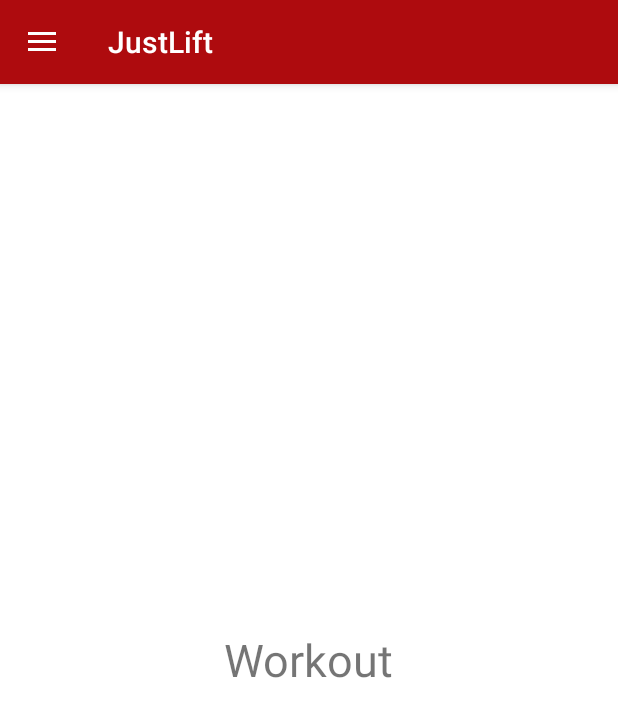
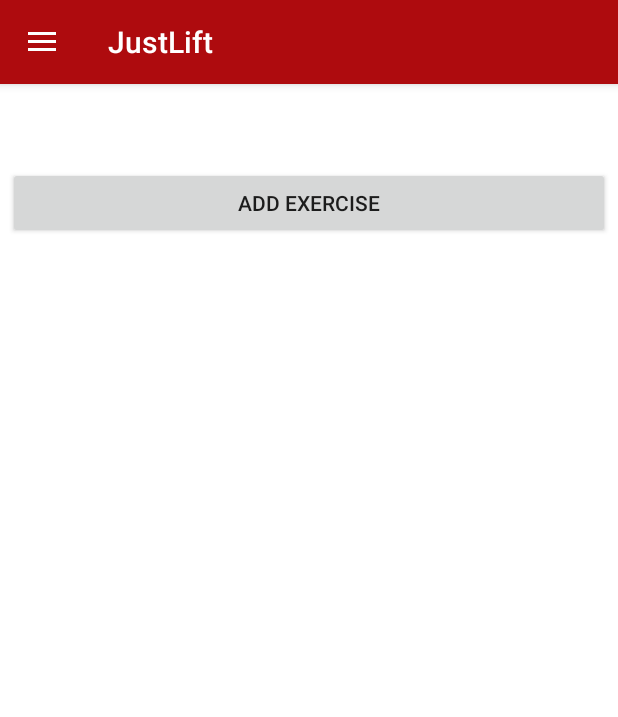
Before and after one commit to wellerr/JustLift, an Android app: the MainActivity screen opened directly, with no data from a screen before it, after a tap on "Workout", on a phone screen of 412 x 824 dp. Shown: the top 717 px of the screen. Run offline under Robolectric (Android 15) with nearby library versions, the phone set to English and light mode, and no system bars; 1 other tap on this screen came first.

Commit message:
Added Exercise List Functionality - Workout fragment now has an add exercise button and shows a table of the users defined exercises
next functionality will allow users to add weight lifted to these list items

```diff
--- a/app/src/main/AndroidManifest.xml
+++ b/app/src/main/AndroidManifest.xml
@@ -18,6 +18,7 @@
         </activity>
         <activity android:name=".MainActivity" />
         <activity android:name=".AddMeal"/>
+        <activity android:name=".AddExercise"/>
         <activity android:name=".ListActivity"></activity>
     </application>
 
--- a/app/src/main/java/com/weller/justlift/MainActivity.java
+++ b/app/src/main/java/com/weller/justlift/MainActivity.java
@@ -31,10 +31,8 @@ public class MainActivity extends AppCompatActivity implements NavigationView.On
                     new ProfileFragment()).commit();
             isFirst = false;
         }
-        getSharedPreferences("firstRun", MODE_PRIVATE).edit()
-                .putBoolean("isFirstRun", false).commit();
-
-
+    //    getSharedPreferences("firstRun", MODE_PRIVATE).edit()
+     //           .putBoolean("isFirstRun", false).commit();
         Toolbar toolbar = findViewById(R.id.toolbar);
         setSupportActionBar(toolbar);
 
@@ -47,10 +45,7 @@ public class MainActivity extends AppCompatActivity implements NavigationView.On
 
         drawer.addDrawerListener(toggle);
         toggle.syncState();
-
-        //myDB = new ProfileDB(this);//this isn't working yet, table isnt creating
         //oncreate will open homefragment
-
     }
 
     @Override
@@ -83,9 +78,7 @@ public class MainActivity extends AppCompatActivity implements NavigationView.On
                 break;//once clicked, executed and then continues
 
         }
-
         drawer.closeDrawer(GravityCompat.START);//once selected, drawer closes (if not stated it remains open)
-
         return true; // selects the correct item when clicked
     }
 
--- a/app/src/main/java/com/weller/justlift/NutritionData.java
+++ b/app/src/main/java/com/weller/justlift/NutritionData.java
@@ -12,6 +12,7 @@ public class NutritionData {
         protein = proteinInput;
     }
     public String getMealName() {
+
         return meal;
     }
 
--- a/app/src/main/java/com/weller/justlift/ProfileDB.java
+++ b/app/src/main/java/com/weller/justlift/ProfileDB.java
@@ -51,6 +51,9 @@ public class ProfileDB extends SQLiteOpenHelper {
     private int calories;
     private int protein;
 
+    public static final String Table_4 = "Exercise_Table";
+    public static final String jCol_1 = "ExerciseName";
+
     public ProfileDB(Context context ) {
         super(context, DB_Name, null, 1);
     }
@@ -60,15 +63,15 @@ public class ProfileDB extends SQLiteOpenHelper {
         db.execSQL("create table " + Table_1 + " (ID INTEGER PRIMARY KEY AUTOINCREMENT,FirstName TEXT,Surname TEXT,Age INTEGER, Height INTEGER, Weight INTEGER, Gender TEXT, Activity TEXT, Gains TEXT)");
         db.execSQL("create table " + Table_2 + " (ID INTEGER PRIMARY KEY AUTOINCREMENT,MealName TEXT,Calories INTEGER,Protein INTEGER, Day INTEGER)");
         db.execSQL("create table " + Table_3 + " (ID INTEGER PRIMARY KEY AUTOINCREMENT,MealName TEXT,Calories INTEGER,Protein INTEGER, Day INTEGER)");
+        db.execSQL("create table " + Table_4 + " (ID INTEGER PRIMARY KEY AUTOINCREMENT,ExerciseName TEXT)");
     }//executes query put as argument
-
-
 
     @Override
     public void onUpgrade(SQLiteDatabase db, int oldVersion, int newVersion) {
         db.execSQL("DROP TABLE IF EXISTS " + Table_1);
         db.execSQL("DROP TABLE IF EXISTS " + Table_2);
         db.execSQL("DROP TABLE IF EXISTS " + Table_3);
+        db.execSQL("DROP TABLE IF EXISTS " + Table_4);
         onCreate(db);
     }
 
@@ -125,6 +128,23 @@ public class ProfileDB extends SQLiteOpenHelper {
         }
     }
 
+    public boolean addExerciseData(String exercise){
+        SQLiteDatabase db = this.getWritableDatabase();
+
+        ContentValues contentValues = new ContentValues();
+        contentValues.put(jCol_1, exercise);
+
+        Log.i(TAG, "addExerciseData: Adding " + exercise + " " + Table_4);
+        long result = db.insert(Table_4, null, contentValues);
+
+        if (result == -1){
+            return false;
+        }
+        else{
+            return true;
+        }
+    }
+
     public int getDayCount(Context context){
         SharedPreferences sp = context.getApplicationContext().getSharedPreferences("dayCount", 0);//0 is private mode
         SharedPreferences.Editor editor = sp.edit();
@@ -157,6 +177,12 @@ public class ProfileDB extends SQLiteOpenHelper {
         db1.execSQL("INSERT INTO " + Table_3 + " (" +  iCol_1 + "," + iCol_2 + "," + iCol_3 + "," + iCol_4 + ") SELECT " + nCol_1 + ","+ nCol_2 + "," + nCol_3 + "," + nCol_4 +" FROM " + Table_2);
         db1.delete(Table_2, null, null);//on method run copies nutrition table to the past meals table, then deletes nutrition table
     }
+    public Cursor getExerciseData() {
+        SQLiteDatabase db1 = this.getWritableDatabase();
+        String query = "SELECT * FROM " + Table_4;
+        Cursor data = db1.rawQuery(query, null);
+        return data;
+    }
 
     public void recreateNutritionTable(){
         SQLiteDatabase db1 = this.getWritableDatabase();
--- a/app/src/main/java/com/weller/justlift/WorkoutFragment.java
+++ b/app/src/main/java/com/weller/justlift/WorkoutFragment.java
@@ -1,18 +1,88 @@
 package com.weller.justlift;
 
+import android.app.Activity;
+import android.content.Intent;
+import android.database.Cursor;
 import android.os.Bundle;
 import android.support.annotation.NonNull;
 import android.support.annotation.Nullable;
 import android.support.v4.app.Fragment;
+import android.support.v4.app.FragmentTransaction;
+import android.util.Log;
 import android.view.LayoutInflater;
 import android.view.View;
 import android.view.ViewGroup;
+import android.widget.ArrayAdapter;
+import android.widget.Button;
+import android.widget.ListAdapter;
+import android.widget.ListView;
+
+import java.util.ArrayList;
+
+import static com.weller.justlift.ProfileDB.TAG;
 
 public class WorkoutFragment extends Fragment {
+    ExerciseData workout;
+    public ProfileDB db;
+
+    Button addExercise;
+
+    private ListView listView;
+    private ArrayList<String> caloriesList;
+    private ArrayList<String> proteinList;
+
+    public int dayCount;
+
+    ArrayList<String> listData = new ArrayList<>();
+
 
     @Nullable
     @Override
     public View onCreateView(@NonNull LayoutInflater inflater, @Nullable ViewGroup container, @Nullable Bundle savedInstanceState) {
-        return inflater.inflate(R.layout.fragment_workout, container, false);
+        View v = inflater.inflate(R.layout.fragment_workout, container, false);
+        addExercise = v.findViewById(R.id.addExercise);
+
+        db = new ProfileDB(getContext());
+        listView = v.findViewById(R.id.listView);
+        populateListView();
+
+        addExercise.setOnClickListener(new View.OnClickListener() {
+            @Override
+            public void onClick(View v) {
+                Intent intent = new Intent(getContext(), com.weller.justlift.AddExercise.class);
+                startActivityForResult(intent, 10001);
+            }
+        });
+        return v;
+    }
+
+    public void onActivityResult(int requestCode, int resultCode, Intent Data){//once add meal has finished...
+        super.onActivityResult(requestCode, resultCode, Data);
+        if((requestCode == 10001) && (resultCode == Activity.RESULT_OK)){//if request id's match and result ok returned
+            reloadFragment();
+        }
+
+    }
+    public void reloadFragment(){
+        FragmentTransaction ft = getFragmentManager().beginTransaction();
+        ft.detach(WorkoutFragment.this).attach(WorkoutFragment.this).commit();//re-loads the fragment
+    }
+    public void populateListView() {
+        Log.d(TAG, "populateListView: Displaying data in the List View.");
+
+        Cursor data = db.getExerciseData();
+        ArrayList<String> listData = new ArrayList<>();
+        int col = data.getColumnCount();
+        String column = Integer.toString(col);
+
+        Log.d(TAG, column);
+        while (data.moveToNext()) {//cursor moves through db
+            for(int i=1; i<col; i++) {//iterates through columns retrieving user data
+                listData.add(data.getString(i));
+            }
+
+            ListAdapter adapter = new ArrayAdapter<>(getContext(), android.R.layout.simple_list_item_1, listData);
+            listView.setAdapter(adapter);
+        }
     }
 }
--- a/app/src/main/res/layout/fragment_nutrition.xml
+++ b/app/src/main/res/layout/fragment_nutrition.xml
@@ -6,7 +6,7 @@
     android:layout_height="match_parent"
     android:background="@android:color/background_light"
     android:orientation="vertical"
-    android:padding="16dp">
+    android:padding="5dp">
 
     <android.support.design.widget.TextInputLayout
         android:layout_width="match_parent"
--- a/app/src/main/res/layout/fragment_workout.xml
+++ b/app/src/main/res/layout/fragment_workout.xml
@@ -1,15 +1,48 @@
 <?xml version="1.0" encoding="utf-8"?>
-<RelativeLayout xmlns:android="http://schemas.android.com/apk/res/android"
+<LinearLayout xmlns:android="http://schemas.android.com/apk/res/android"
+    xmlns:app="http://schemas.android.com/apk/res-auto"
+    android:id="@+id/SubmitMealLayout"
     android:layout_width="match_parent"
     android:layout_height="match_parent"
-    android:background="@android:color/background_light">
+    android:background="@android:color/background_light"
+    android:orientation="vertical"
+    android:padding="5dp">
 
-    <TextView
-        android:layout_width="wrap_content"
+    <android.support.design.widget.TextInputLayout
+        android:layout_width="match_parent"
         android:layout_height="wrap_content"
-        android:text="Workout"
-        android:textSize="30sp"
-        android:layout_centerInParent="true"/>
+        app:errorEnabled="true">
+
+    </android.support.design.widget.TextInputLayout>
 
 
-</RelativeLayout>
+    <android.support.design.widget.TextInputLayout
+
+        android:layout_width="match_parent"
+        android:layout_height="wrap_content"
+        app:errorEnabled="true">
+
+    </android.support.design.widget.TextInputLayout>
+
+    <android.support.design.widget.TextInputLayout
+
+        android:layout_width="match_parent"
+        android:layout_height="wrap_content"
+        app:errorEnabled="true">
+
+        <Button
+            android:id="@+id/addExercise"
+            android:layout_width="match_parent"
+            android:layout_height="wrap_content"
+            android:layout_weight="1"
+            android:text="Add Exercise" />
+    </android.support.design.widget.TextInputLayout>
+
+
+        <ListView
+            android:id="@+id/listView"
+            android:layout_width="match_parent"
+            android:layout_height="match_parent"
+            android:scrollbars="vertical" />
+
+</LinearLayout>
```
Also changed, not shown: app/src/main/java/com/weller/justlift/AddExercise.java (added, +72 -0 lines), app/src/main/java/com/weller/justlift/ExerciseData.java (added, +18 -0 lines), app/src/main/java/com/weller/justlift/oldNutritionFragment.java (deleted, +0 -113 lines), app/src/main/res/layout/add_exercise_layout.xml (renamed from app/src/main/res/layout/old_fragment_nutrition.xml, +4 -30 lines).
